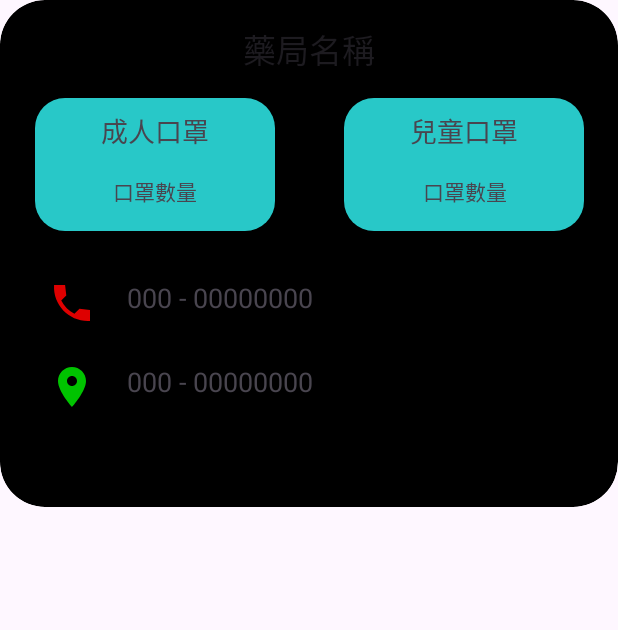
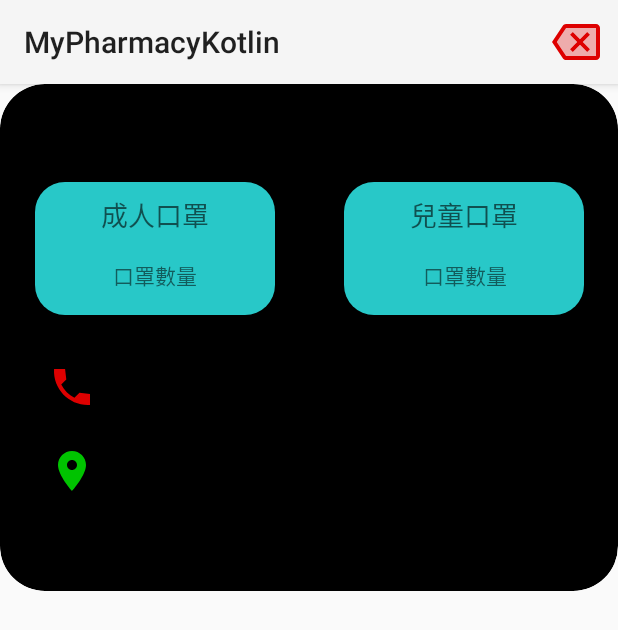
Before and after one commit to DannyLien/MyPharmacyKotlin, an Android app: the PharmacyActivity screen opened directly, with no data from a screen before it, on a phone screen of 412 x 824 dp. Shown: the top 630 px of the screen. Run offline under Robolectric (Android 15) with nearby library versions, the phone set to English and light mode, and no system bars; network calls fail.

Commit message:
set, menu;

```diff
--- a/app/src/main/AndroidManifest.xml
+++ b/app/src/main/AndroidManifest.xml
@@ -16,7 +16,7 @@
         android:label="@string/app_name"
         android:roundIcon="@drawable/mask_map_logo_64"
         android:supportsRtl="true"
-        android:theme="@style/Theme.MyPharmacyKotlin"
+        android:theme="@style/Theme.AppCompat.Light"
         android:usesCleartextTraffic="true"
         tools:targetApi="31">
         <activity
--- a/app/src/main/java/com/hom/pharmacy/PharmacyActivity.kt
+++ b/app/src/main/java/com/hom/pharmacy/PharmacyActivity.kt
@@ -1,27 +1,46 @@
 package com.hom.pharmacy
 
+import android.content.Intent
 import android.os.Bundle
+import android.view.Menu
+import android.view.MenuItem
 import androidx.activity.enableEdgeToEdge
 import androidx.appcompat.app.AppCompatActivity
 import androidx.core.view.ViewCompat
 import androidx.core.view.WindowInsetsCompat
+import com.hom.pharmacy.databinding.ActivityPharmacyBinding
 
 class PharmacyActivity : AppCompatActivity() {
+    private lateinit var binding: ActivityPharmacyBinding
+
     override fun onCreate(savedInstanceState: Bundle?) {
         super.onCreate(savedInstanceState)
         enableEdgeToEdge()
-        setContentView(R.layout.activity_pharmacy)
+        binding = ActivityPharmacyBinding.inflate(layoutInflater)
+        setContentView(binding.root)
         ViewCompat.setOnApplyWindowInsetsListener(findViewById(R.id.main)) { v, insets ->
             val systemBars = insets.getInsets(WindowInsetsCompat.Type.systemBars())
             v.setPadding(systemBars.left, systemBars.top, systemBars.right, systemBars.bottom)
             insets
         }
 
+    }
 
+    override fun onCreateOptionsMenu(menu: Menu?): Boolean {
+        menuInflater.inflate(R.menu.menu_pharm_maps, menu)
+        return super.onCreateOptionsMenu(menu)
+    }
 
+    override fun onOptionsItemSelected(item: MenuItem): Boolean {
+        val menuId = item.itemId
+        when (menuId) {
+            R.id.action_back -> {
+                finish()
+                true
+            }
+        }
+        return super.onOptionsItemSelected(item)
     }
 
 
-
-
 }
--- /dev/null
+++ b/app/src/main/res/menu/menu_pharm_maps.xml
@@ -0,0 +1,10 @@
+<?xml version="1.0" encoding="utf-8"?>
+<menu xmlns:app="http://schemas.android.com/apk/res-auto"
+    xmlns:android="http://schemas.android.com/apk/res/android">
+
+    <item
+        android:id="@+id/action_back"
+        android:icon="@drawable/vtr_twotone_backspace_32"
+        android:title="Back"
+        app:showAsAction="ifRoom" />
+</menu>
```
Also changed, not shown: app/src/main/java/com/hom/pharmacy/MainActivity.kt (+23 -0 lines), app/src/main/java/com/hom/pharmacy/MapsActivity.kt (+19 -0 lines), app/src/main/res/menu/menu_main.xml (added, +15 -0 lines).
